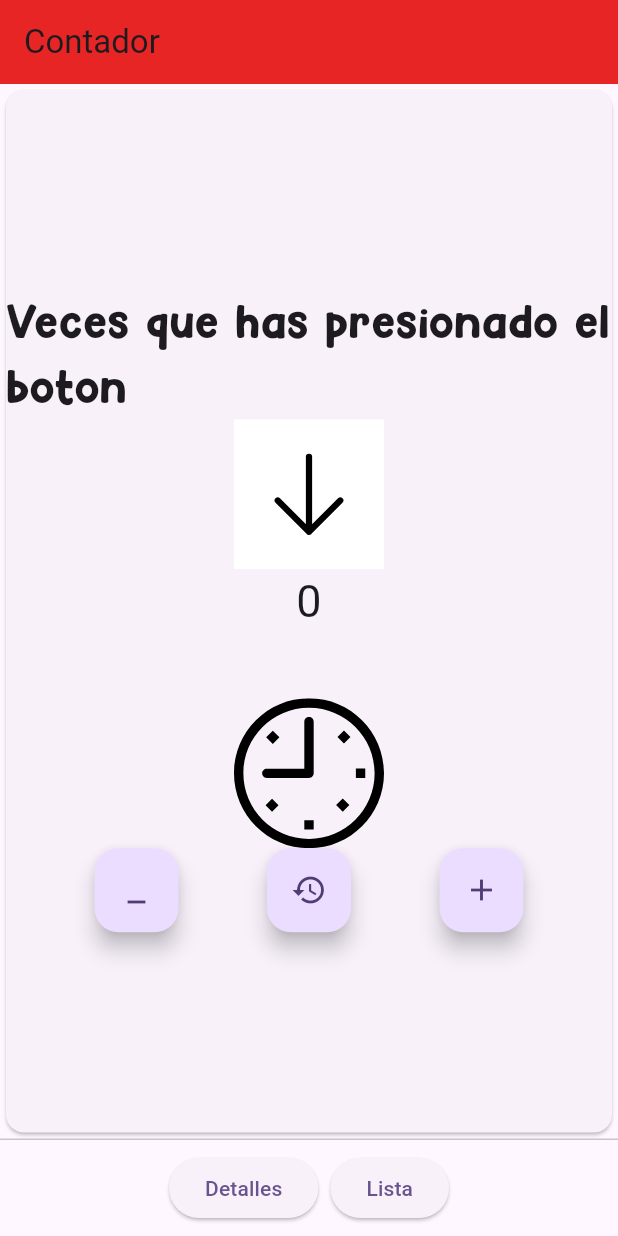
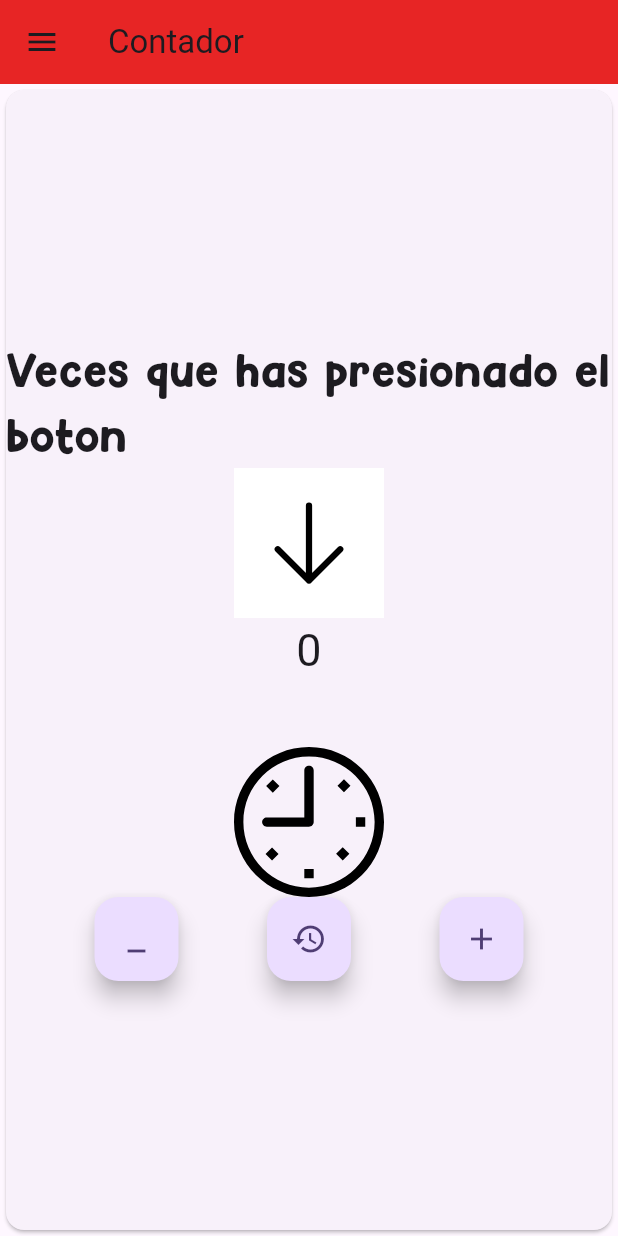
Before and after one commit to Vaporu-Code/laboratorios_Acevedo, a Flutter app: the screen it shows after launch, on a phone screen of 412 x 824 dp. Run offline on Flutter 3.47's test engine with Material 3 defaults, Android fonts, the phone set to English and light mode, and no system bars; our stand-ins replace flutter_svg.

Commit message:
drawer añadido
loloooollo

```diff
--- a/laboratorio/lib/pages/home.dart
+++ b/laboratorio/lib/pages/home.dart
@@ -1,6 +1,8 @@
 import 'package:flutter/material.dart';
 import 'package:flutter_svg/flutter_svg.dart';
+import 'package:laboratorio/pages/gestos.dart';
 import 'package:laboratorio/pages/lista.dart';
+import 'package:laboratorio/pages/sensor.dart';
 import 'detalles.dart';
 import 'detalles.dart';
 
@@ -119,6 +121,74 @@ class _HomeState extends State<Home> {
         title: Text('Contador'),
       ),
 
+      drawer: Drawer(
+        child: ListView(
+          padding: EdgeInsets.zero,
+          children: <Widget>[
+            const DrawerHeader(
+              decoration: BoxDecoration(
+                color: Color.fromARGB(1, 214, 146, 146),
+              ),
+              child: Text('Drawe',
+                style: TextStyle(fontFamily: "Heycomic", fontSize: 10)),
+            ),
+
+            ListTile(
+              title: const Text('Home',
+                style: TextStyle(fontFamily: "Heycomic", fontSize: 10)),
+              onTap: () {
+                Navigator.pop(context);
+              },
+            ),
+
+            ListTile(
+              title: const Text('Lista',
+                style: TextStyle(fontFamily: "Heycomic", fontSize: 10)),
+              onTap: () {
+                Navigator.push(
+                  context,
+                  MaterialPageRoute(builder: (context) => const Lista()),
+                  );
+              },
+            ),
+
+            ListTile(
+              title: const Text('Detalles',
+                style: TextStyle(fontFamily: "Heycomic", fontSize: 10)),
+              onTap: () {
+                Navigator.push(
+                  context,
+                  MaterialPageRoute(builder: (context) => const Detalles()),
+                  );
+              },
+            ),
+
+            ListTile(
+              title: const Text('Gestos',
+                style: TextStyle(fontFamily: "Heycomic", fontSize: 10)),
+              onTap: () {
+                Navigator.push(
+                  context,
+                  MaterialPageRoute(builder: (context) => const Gestos()),
+                  );
+              },
+            ),
+
+            ListTile(
+              title: const Text('Sensor',
+                style: TextStyle(fontFamily: "Heycomic", fontSize: 10)),
+              onTap: () {
+                Navigator.push(
+                  context,
+                  MaterialPageRoute(builder: (context) => const Sensor()),
+                  );
+              },
+            ),
+
+          ],
+        ),
+      ),
+
 
       body: Center(
         child: Card(
@@ -172,32 +242,7 @@ class _HomeState extends State<Home> {
       ),
 
       //botones siguientes pantallas
-      persistentFooterAlignment: AlignmentDirectional.bottomCenter,
-      persistentFooterButtons: <Widget>[
-        //detalles
-        ElevatedButton(
-          onPressed: () {
-            Navigator.push(
-              context,
-              MaterialPageRoute(
-                builder: (context) => const Detalles())
-            );
-          },
-            child: const Text("Detalles")
-        ),
-        //lista
-        ElevatedButton(
-          onPressed: () {
-            Navigator.push(
-              context,
-              MaterialPageRoute(
-                builder: (context) => const Lista())
-            );
-          },
-            child: const Text("Lista")
-        ),
-
-      ]
+      //fueron eliminados y remplazados por el drawer
 
 
     );
```
